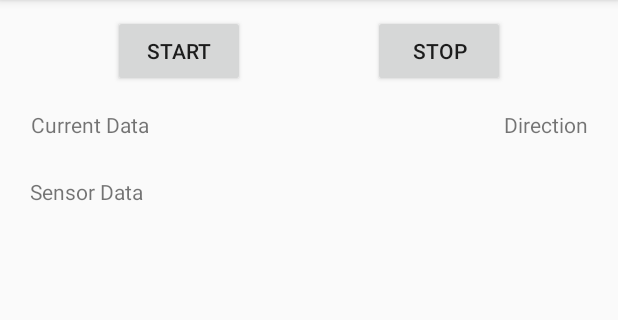
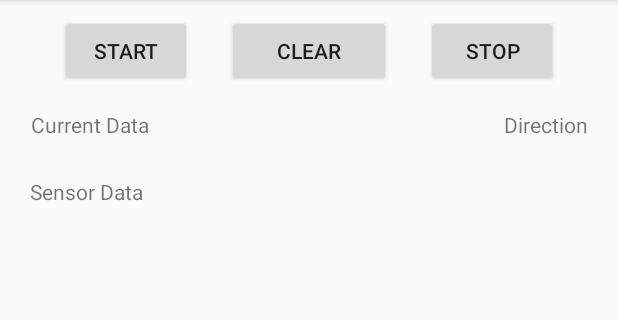
Before and after one commit to MihirS57/covid-contact-tracker, an Android app: the MotionDetection screen opened directly, with no data from a screen before it, on a phone screen of 412 x 824 dp, the part 84-404 px from its top. Run offline under Robolectric (Android 15) with nearby library versions, the phone set to English and light mode, and no system bars.

```diff
--- a/app/src/main/res/layout/activity_motion_detection.xml
+++ b/app/src/main/res/layout/activity_motion_detection.xml
@@ -6,22 +6,29 @@
     android:layout_height="match_parent"
     tools:context=".MotionDetection">
 
-    <TextView
-        android:id="@+id/display_sensordata"
+    <ScrollView
         android:layout_width="wrap_content"
         android:layout_height="wrap_content"
         android:layout_below="@+id/current_sensorData"
         android:layout_alignParentStart="true"
         android:layout_alignParentEnd="true"
-        android:layout_alignParentBottom="true"
         android:layout_marginStart="20dp"
         android:layout_marginTop="25dp"
-        android:layout_marginEnd="20dp"
-        android:layout_marginBottom="10dp"
-        android:text="Sensor Data"
-        app:layout_constraintEnd_toEndOf="parent"
-        app:layout_constraintStart_toStartOf="parent"
-        app:layout_constraintTop_toTopOf="parent" />
+        android:layout_marginEnd="20dp">
+
+        <TextView
+            android:id="@+id/display_sensordata"
+            android:layout_width="wrap_content"
+            android:layout_height="wrap_content"
+
+
+            android:text="Sensor Data"
+            app:layout_constraintEnd_toEndOf="parent"
+            app:layout_constraintStart_toStartOf="parent"
+            app:layout_constraintTop_toTopOf="parent" />
+
+    </ScrollView>
+
 
     <Button
         android:id="@+id/sensor_stop"
@@ -30,7 +37,7 @@
         android:layout_alignParentTop="true"
         android:layout_alignParentEnd="true"
         android:layout_marginTop="10dp"
-        android:layout_marginEnd="75dp"
+        android:layout_marginEnd="40dp"
         android:onClick="sensorStop"
         android:text="Stop" />
 
@@ -40,7 +47,7 @@
         android:layout_height="wrap_content"
         android:layout_alignParentStart="true"
         android:layout_alignParentTop="true"
-        android:layout_marginStart="75dp"
+        android:layout_marginStart="40dp"
         android:layout_marginTop="10dp"
         android:onClick="sensorStart"
         android:text="Start" />
@@ -66,4 +73,17 @@
         android:layout_marginEnd="20dp"
         android:text="Direction" />
 
+    <Button
+        android:id="@+id/clearData"
+        android:layout_width="wrap_content"
+        android:layout_height="wrap_content"
+        android:layout_alignParentTop="true"
+        android:layout_marginStart="23dp"
+        android:layout_marginTop="10dp"
+        android:layout_marginEnd="23dp"
+        android:layout_toStartOf="@+id/sensor_stop"
+        android:layout_toEndOf="@+id/sensor_start"
+        android:onClick="clearText"
+        android:text="Clear" />
+
 </RelativeLayout>
```
Also changed, not shown: app/src/main/java/com/example/covid_contact_tracker/MotionDetection.java (+133 -35 lines).
